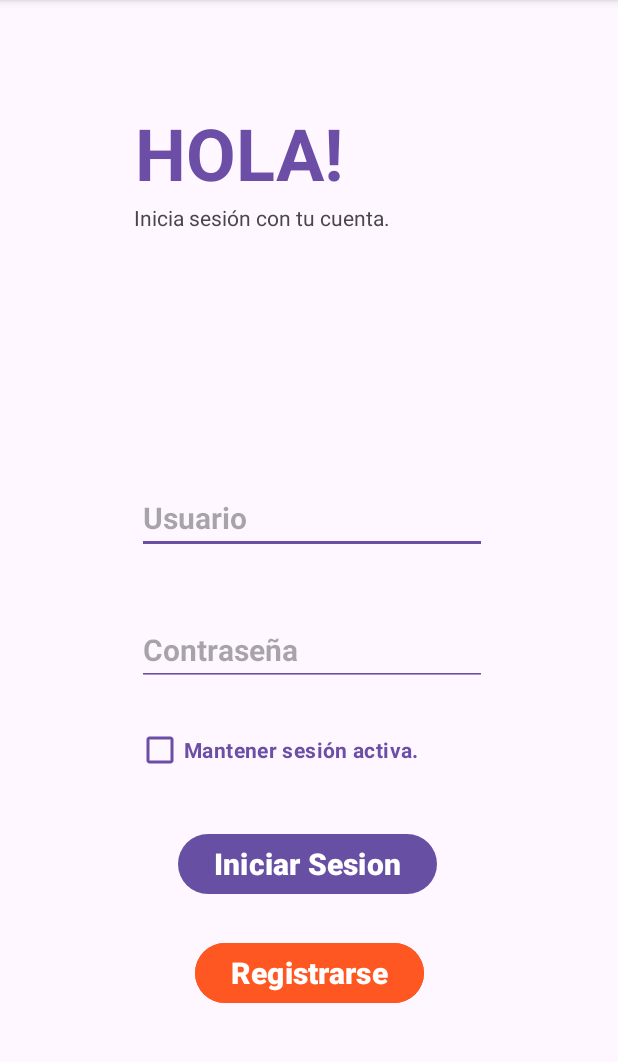
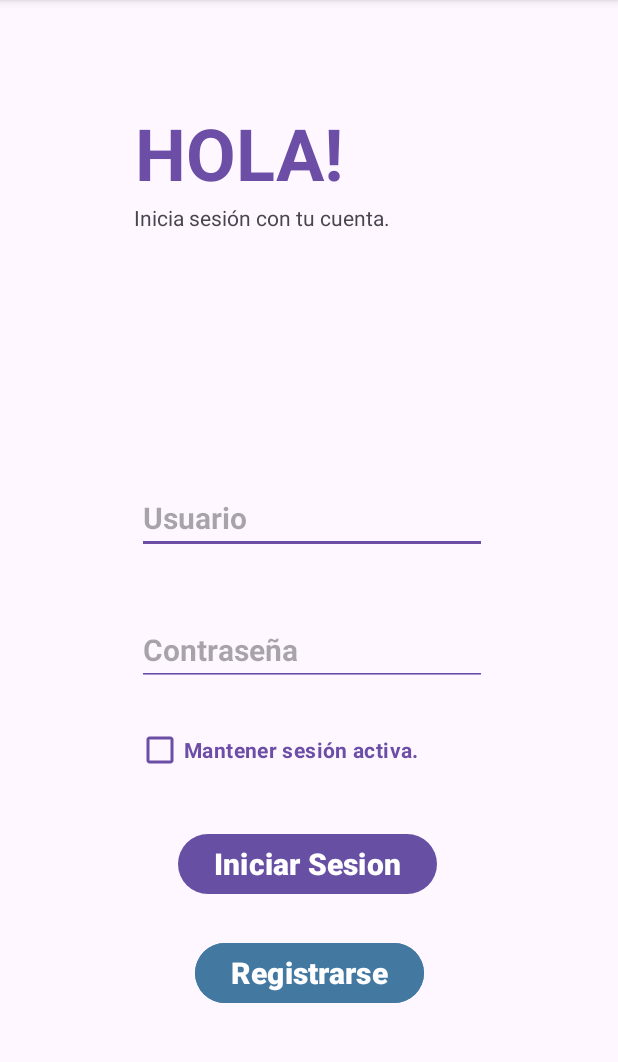
Before and after one commit to Sormec/readly, an Android app: the LoginActivity screen opened directly, with no data from a screen before it, on a phone screen of 412 x 824 dp, the part 96-1158 px from its top. Run offline under Robolectric (Android 15) with nearby library versions, the phone set to English and light mode, and no system bars.

Commit message:
Cambio de color Login x2

```diff
--- a/app/src/main/res/layout/activity_login.xml
+++ b/app/src/main/res/layout/activity_login.xml
@@ -63,7 +63,7 @@
         android:id="@+id/btnRegistrarse"
         android:layout_width="wrap_content"
         android:layout_height="wrap_content"
-        android:backgroundTint="@color/coloralertas"
+        android:backgroundTint="@color/colorsecundario"
         android:onClick="Registrarse"
         android:text="Registrarse"
         android:textColor="@color/colorblanco"
```
